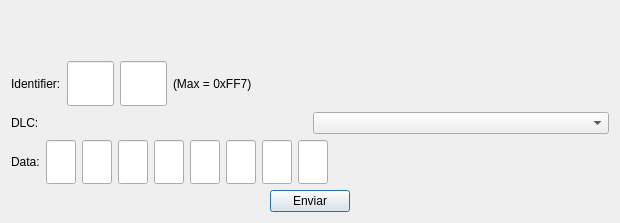
Before: the Qt Designer form bytesend.ui in arukagiri/interfazLAC, drawn with Qt 5.
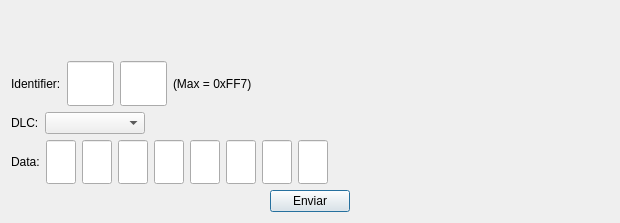
After: the same form once the commit is applied. Icons and pictures are not drawn.

Commit message: bytesend layout fix and bypassed dev check mecanism

Patch:
```diff
--- a/bytesend.ui
+++ b/bytesend.ui
@@ -119,6 +119,19 @@
        </property>
       </widget>
      </item>
+     <item>
+      <spacer name="horizontalSpacer_5">
+       <property name="orientation">
+        <enum>Qt::Horizontal</enum>
+       </property>
+       <property name="sizeHint" stdset="0">
+        <size>
+         <width>40</width>
+         <height>20</height>
+        </size>
+       </property>
+      </spacer>
+     </item>
     </layout>
    </item>
    <item>
```
The commit also changes 2 other files.
